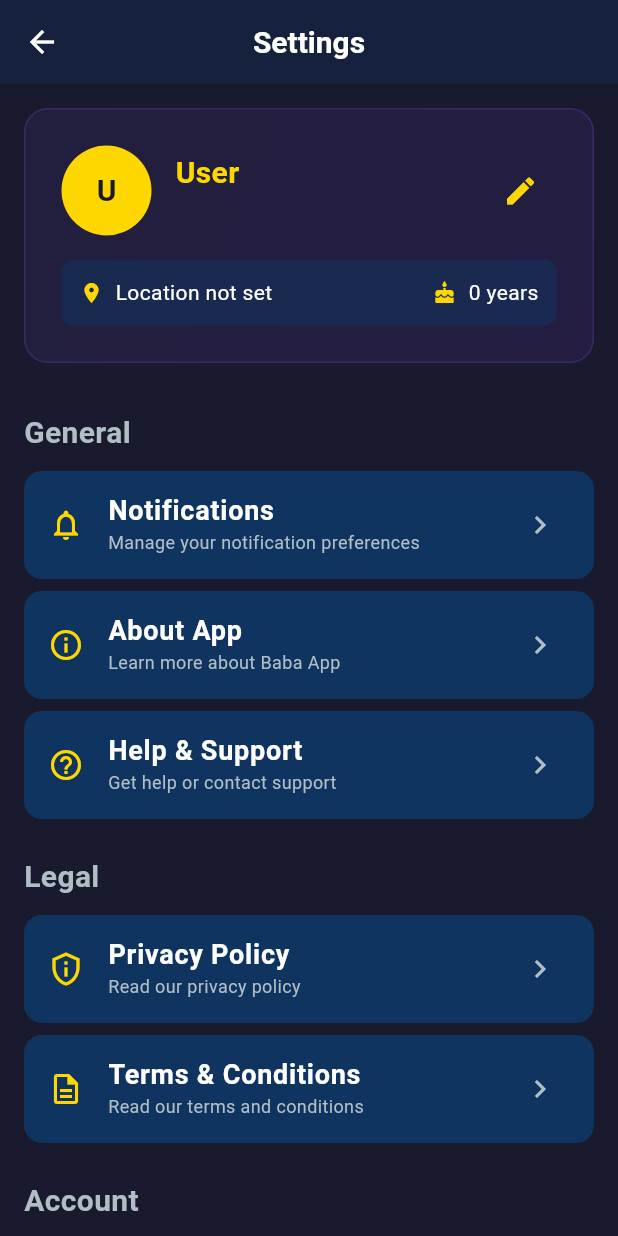
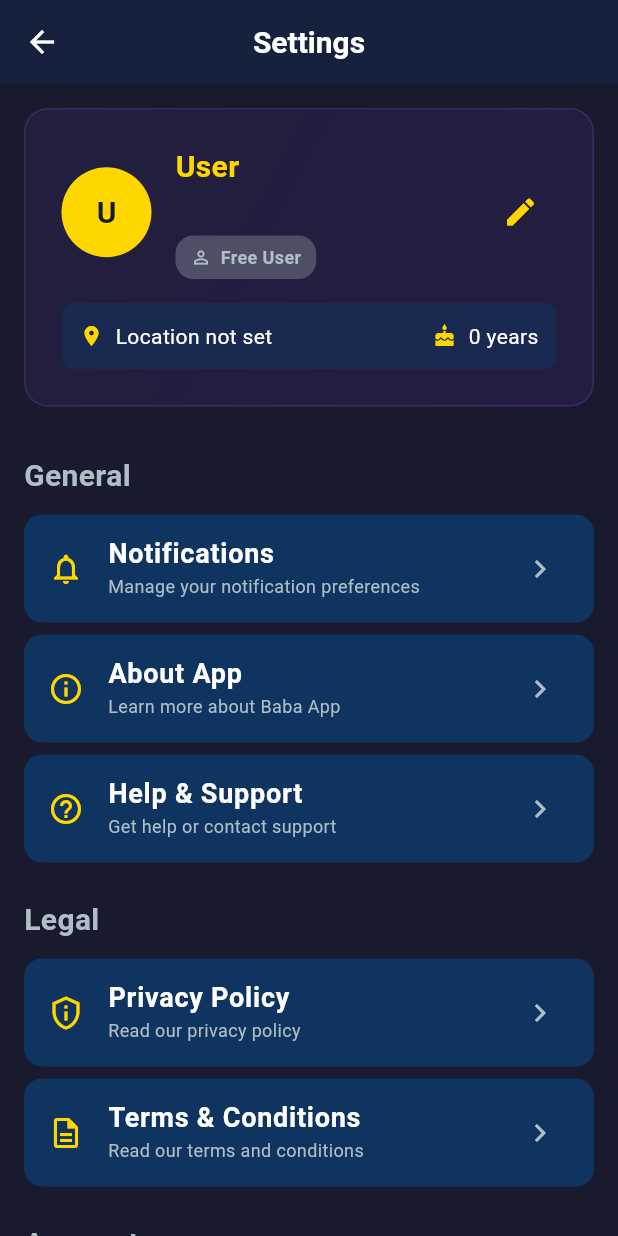
Before and after one commit to heyvaibhavs/baba-astro-app, a Flutter app: the SettingsScreen screen opened directly, on a phone screen of 412 x 824 dp. Run offline on Flutter 3.47's test engine with Material 3 defaults, Android fonts, the phone set to English and light mode, and no system bars; our stand-ins replace firebase_auth, firebase_core, google_sign_in, shared_preferences; accounts and stored records are empty; generated files the repository leaves out were written again; statements that could not run were skipped.

Commit message:
Feat: Added premium badge on settings profile card

```diff
--- a/lib/screens/settings_screen.dart
+++ b/lib/screens/settings_screen.dart
@@ -142,12 +142,58 @@
                                   style: AppTextStyles.h3.copyWith(
                                     color: AppColors.starGold,
                                   ),
+                                  maxLines: 1,
+                                  overflow: TextOverflow.ellipsis,
                                 ),
                                 const SizedBox(height: 4),
                                 Text(
                                   user?.email ?? '',
                                   style: AppTextStyles.bodyMedium.copyWith(
                                     color: AppColors.textSecondary,
+                                  ),
+                                  maxLines: 1,
+                                  overflow: TextOverflow.ellipsis,
+                                ),
+                                const SizedBox(height: 8),
+                                // Premium Badge
+                                Container(
+                                  padding: const EdgeInsets.symmetric(
+                                    horizontal: 10,
+                                    vertical: 6,
+                                  ),
+                                  decoration: BoxDecoration(
+                                    color: (user?.isPremium ?? false)
+                                        ? AppColors.starGold
+                                        : AppColors.textSecondary.withOpacity(
+                                            0.3,
+                                          ),
+                                    borderRadius: BorderRadius.circular(12),
+                                  ),
+                                  child: Row(
+                                    mainAxisSize: MainAxisSize.min,
+                                    children: [
+                                      Icon(
+                                        (user?.isPremium ?? false)
+                                            ? Icons.workspace_premium
+                                            : Icons.person_outline,
+                                        size: 14,
+                                        color: (user?.isPremium ?? false)
+                                            ? AppColors.background
+                                            : AppColors.textSecondary,
+                                      ),
+                                      const SizedBox(width: 6),
+                                      Text(
+                                        (user?.isPremium ?? false)
+                                            ? 'Premium'
+                                            : 'Free User',
+                                        style: AppTextStyles.caption.copyWith(
+                                          color: (user?.isPremium ?? false)
+                                              ? AppColors.background
+                                              : AppColors.textSecondary,
+                                          fontWeight: FontWeight.bold,
+                                        ),
+                                      ),
+                                    ],
                                   ),
                                 ),
                               ],
```
Also changed, not shown: flutter_01.png (deleted), flutter_02.png (deleted), 1 other file.
